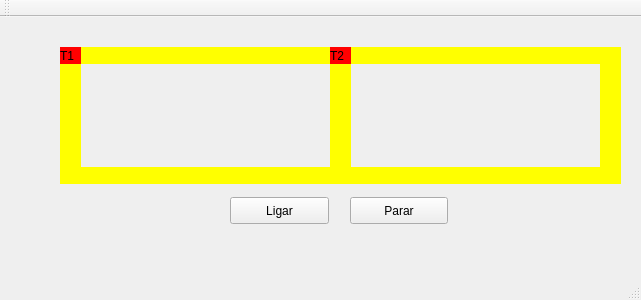
This is mainwindow.ui in FernandoIgorrr/Sistema-dos-trens-SOU2 as Qt 5 draws it before an edit. The edited form follows.
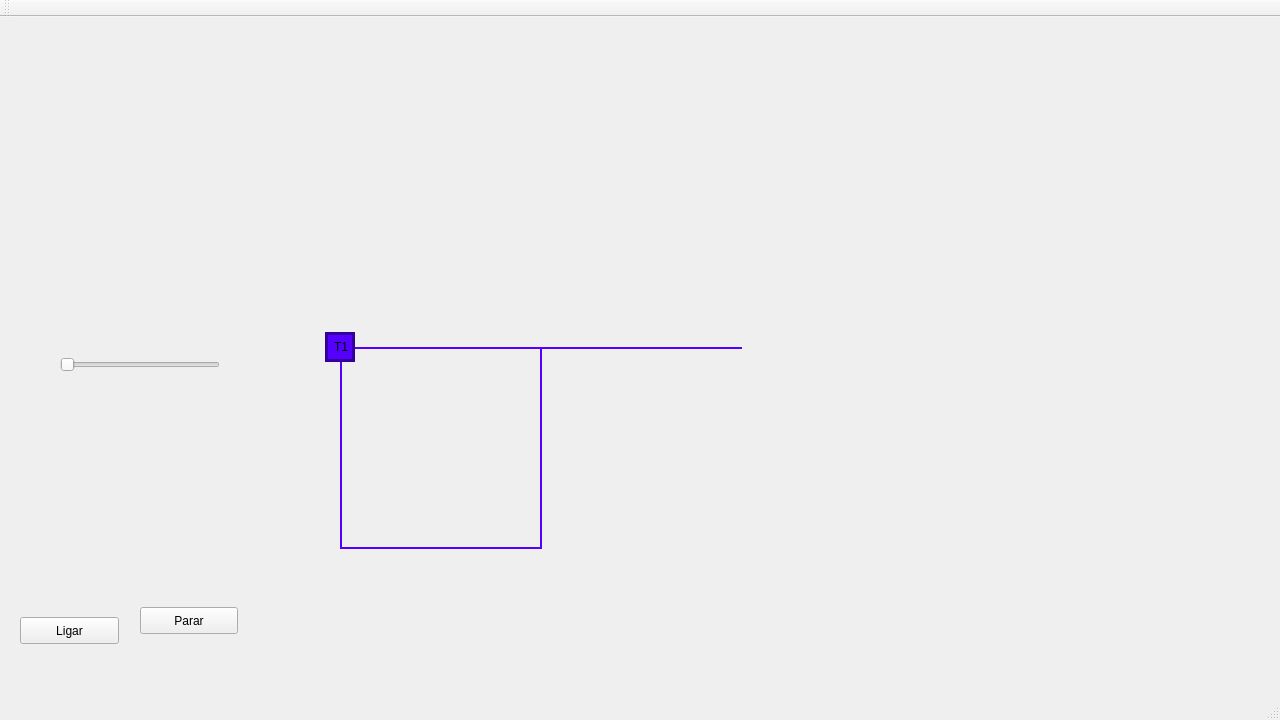
This is the edited form.

Commit message: Trens, Coordedanas e Trilhos consertados. começando a deixar a interface gráfica parecida com o da proposta do trabalho

Patch:
```diff
--- a/mainwindow.ui
+++ b/mainwindow.ui
@@ -6,8 +6,8 @@
    <rect>
     <x>0</x>
     <y>0</y>
-    <width>641</width>
-    <height>300</height>
+    <width>1280</width>
+    <height>720</height>
    </rect>
   </property>
   <property name="windowTitle">
@@ -17,78 +17,47 @@
    <widget class="QLabel" name="label_trem1">
     <property name="geometry">
      <rect>
-      <x>60</x>
-      <y>30</y>
-      <width>21</width>
-      <height>17</height>
+      <x>325</x>
+      <y>315</y>
+      <width>30</width>
+      <height>30</height>
      </rect>
     </property>
     <property name="styleSheet">
-     <string notr="true">QLabel { background: red}</string>
+     <string notr="true">QLabel
+ { 
+	background: rgb(85, 0, 255);
+border: 3px solid rgb(52, 0, 155)
+}</string>
     </property>
     <property name="text">
-     <string>T1</string>
+     <string> T1</string>
     </property>
    </widget>
    <widget class="QLabel" name="label_trilho1">
     <property name="geometry">
      <rect>
-      <x>80</x>
-      <y>30</y>
-      <width>250</width>
-      <height>17</height>
+      <x>340</x>
+      <y>330</y>
+      <width>200</width>
+      <height>2</height>
      </rect>
     </property>
-    <property name="styleSheet">
-     <string notr="true">QLabel { background: yellow}</string>
+    <property name="minimumSize">
+     <size>
+      <width>0</width>
+      <height>1</height>
+     </size>
     </property>
-    <property name="text">
-     <string/>
+    <property name="maximumSize">
+     <size>
+      <width>16777215</width>
+      <height>16</height>
+     </size>
     </property>
-   </widget>
-   <widget class="QLabel" name="label_trilho2">
-    <property name="geometry">
-     <rect>
-      <x>80</x>
-      <y>150</y>
-      <width>250</width>
-      <height>17</height>
-     </rect>
-    </property>
     <property name="styleSheet">
-     <string notr="true">QLabel { background: yellow}</string>
-    </property>
-    <property name="text">
-     <string/>
-    </property>
-   </widget>
-   <widget class="QLabel" name="label_trilho3">
-    <property name="geometry">
-     <rect>
-      <x>330</x>
-      <y>30</y>
-      <width>21</width>
-      <height>137</height>
-     </rect>
-    </property>
-    <property name="styleSheet">
-     <string notr="true">QLabel { background: yellow}</string>
-    </property>
-    <property name="text">
-     <string/>
-    </property>
-   </widget>
-   <widget class="QLabel" name="label_trilho4">
-    <property name="geometry">
-     <rect>
-      <x>60</x>
-      <y>30</y>
-      <width>21</width>
-      <height>137</height>
-     </rect>
-    </property>
-    <property name="styleSheet">
-     <string notr="true">QLabel { background: yellow}</string>
+     <string notr="true">
+QLabel { background: rgb(85, 0, 255)}</string>
     </property>
     <property name="text">
      <string/>
@@ -97,8 +66,8 @@
    <widget class="QPushButton" name="pushButton">
     <property name="geometry">
      <rect>
-      <x>230</x>
-      <y>180</y>
+      <x>20</x>
+      <y>600</y>
       <width>99</width>
       <height>27</height>
      </rect>
@@ -110,8 +79,8 @@
    <widget class="QPushButton" name="pushButton_2">
     <property name="geometry">
      <rect>
-      <x>350</x>
-      <y>180</y>
+      <x>140</x>
+      <y>590</y>
       <width>98</width>
       <height>27</height>
      </rect>
@@ -120,17 +89,42 @@
      <string>Parar</string>
     </property>
    </widget>
-   <widget class="QLabel" name="label_trilho4_2">
+   <widget class="QSlider" name="horizontalSlider">
     <property name="geometry">
      <rect>
-      <x>600</x>
-      <y>30</y>
-      <width>21</width>
-      <height>137</height>
+      <x>60</x>
+      <y>340</y>
+      <width>160</width>
+      <height>16</height>
      </rect>
     </property>
+    <property name="orientation">
+     <enum>Qt::Horizontal</enum>
+    </property>
+   </widget>
+   <widget class="QLabel" name="label_trilho_4">
+    <property name="geometry">
+     <rect>
+      <x>340</x>
+      <y>332</y>
+      <width>2</width>
+      <height>200</height>
+     </rect>
+    </property>
+    <property name="minimumSize">
+     <size>
+      <width>2</width>
+      <height>2</height>
+     </size>
+    </property>
+    <property name="maximumSize">
+     <size>
+      <width>200</width>
+      <height>200</height>
+     </size>
+    </property>
     <property name="styleSheet">
-     <string notr="true">QLabel { background: yellow}</string>
+     <string notr="true">QLabel { background: rgb(85, 0, 255)}</string>
     </property>
     <property name="text">
      <string/>
@@ -139,14 +133,26 @@
    <widget class="QLabel" name="label_trilho1_2">
     <property name="geometry">
      <rect>
-      <x>350</x>
-      <y>30</y>
-      <width>250</width>
-      <height>17</height>
+      <x>540</x>
+      <y>330</y>
+      <width>2</width>
+      <height>200</height>
      </rect>
     </property>
+    <property name="minimumSize">
+     <size>
+      <width>2</width>
+      <height>2</height>
+     </size>
+    </property>
+    <property name="maximumSize">
+     <size>
+      <width>200</width>
+      <height>200</height>
+     </size>
+    </property>
     <property name="styleSheet">
-     <string notr="true">QLabel { background: yellow}</string>
+     <string notr="true">QLabel { background: rgb(85, 0, 255)}</string>
     </property>
     <property name="text">
      <string/>
@@ -155,14 +161,26 @@
    <widget class="QLabel" name="label_trilho2_2">
     <property name="geometry">
      <rect>
-      <x>350</x>
-      <y>150</y>
-      <width>250</width>
-      <height>17</height>
+      <x>342</x>
+      <y>530</y>
+      <width>200</width>
+      <height>2</height>
      </rect>
     </property>
+    <property name="minimumSize">
+     <size>
+      <width>0</width>
+      <height>1</height>
+     </size>
+    </property>
+    <property name="maximumSize">
+     <size>
+      <width>16777215</width>
+      <height>16</height>
+     </size>
+    </property>
     <property name="styleSheet">
-     <string notr="true">QLabel { background: yellow}</string>
+     <string notr="true">QLabel { background: rgb(85, 0, 255)}</string>
     </property>
     <property name="text">
      <string/>
@@ -171,17 +189,30 @@
    <widget class="QLabel" name="label_trem2">
     <property name="geometry">
      <rect>
-      <x>330</x>
-      <y>30</y>
-      <width>21</width>
-      <height>17</height>
+      <x>542</x>
+      <y>330</y>
+      <width>200</width>
+      <height>2</height>
      </rect>
     </property>
+    <property name="minimumSize">
+     <size>
+      <width>0</width>
+      <height>1</height>
+     </size>
+    </property>
+    <property name="maximumSize">
+     <size>
+      <width>16777215</width>
+      <height>16</height>
+     </size>
+    </property>
     <property name="styleSheet">
-     <string notr="true">QLabel { background: red}</string>
+     <string notr="true">
+QLabel { background: rgb(85, 0, 255)}</string>
     </property>
     <property name="text">
-     <string>T2</string>
+     <string/>
     </property>
    </widget>
    <zorder>label_trilho1</zorder>
```
Left out of the diff: 24 changed lines with no effect on the pictures. The commit also changes 20 other files.
